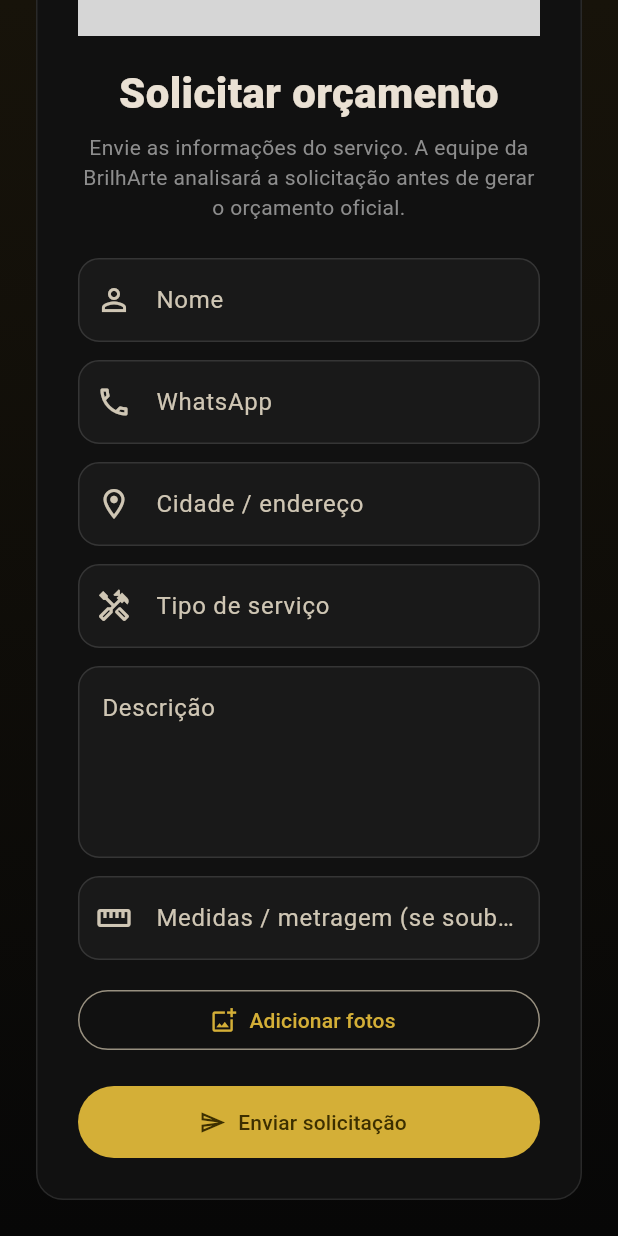
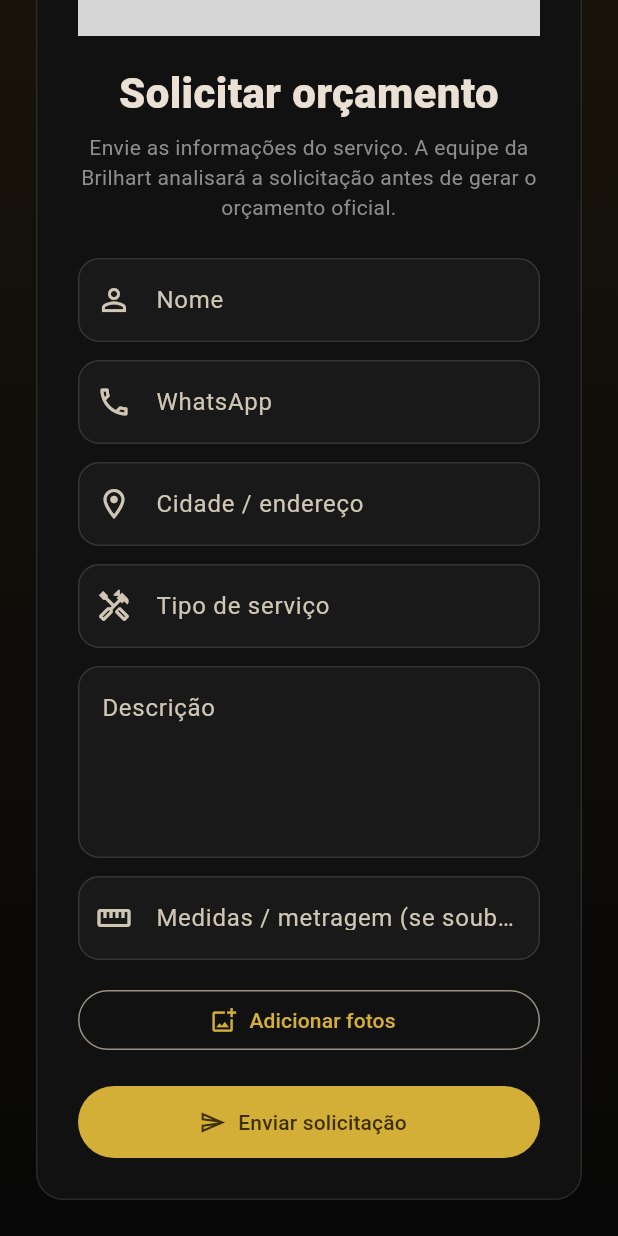
Before and after one commit to Tdk17/Brilhart_Sistem, a Flutter app: the QuoteRequestPage screen opened by its route, scrolled down 88 dp, on a phone screen of 412 x 824 dp. Run offline on Flutter 3.47's test engine with Material 3 defaults, Android fonts, the phone set to English and light mode, and no system bars; our stand-ins replace file_picker, get_it, go_router, shared_preferences, signals; accounts and stored records are empty; Roboto replaces fonts that are missing (Arial); grey boxes are pictures that could not be loaded.

Commit message:
fix: correct Brilhart name on public quote form

```diff
--- a/lib/features/public/quote_request_page.dart
+++ b/lib/features/public/quote_request_page.dart
@@ -141,7 +141,7 @@ class _QuoteRequestPageState extends State<QuoteRequestPage> {
           ),
           const SizedBox(height: 8),
           const Text(
-            'A BrilhArte recebeu seus dados. Esta solicitação ainda não é um orçamento oficial; nossa equipe entrará em contato para dar continuidade.',
+            'A Brilhart recebeu seus dados. Esta solicitação ainda não é um orçamento oficial; nossa equipe entrará em contato para dar continuidade.',
             textAlign: TextAlign.center,
             style: TextStyle(color: AppColors.silverDark),
           ),
@@ -177,7 +177,7 @@ class _QuoteRequestPageState extends State<QuoteRequestPage> {
             ),
             const SizedBox(height: 6),
             const Text(
-              'Envie as informações do serviço. A equipe da BrilhArte analisará a solicitação antes de gerar o orçamento oficial.',
+              'Envie as informações do serviço. A equipe da Brilhart analisará a solicitação antes de gerar o orçamento oficial.',
               textAlign: TextAlign.center,
               style: TextStyle(color: AppColors.silverDark),
             ),
```
